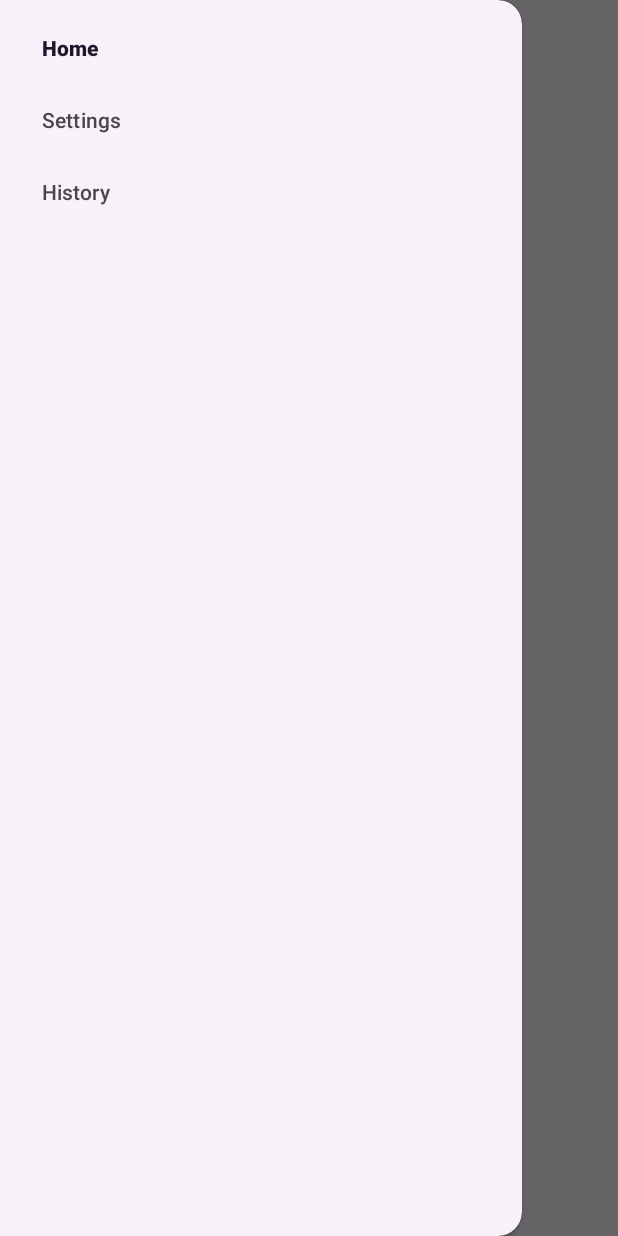
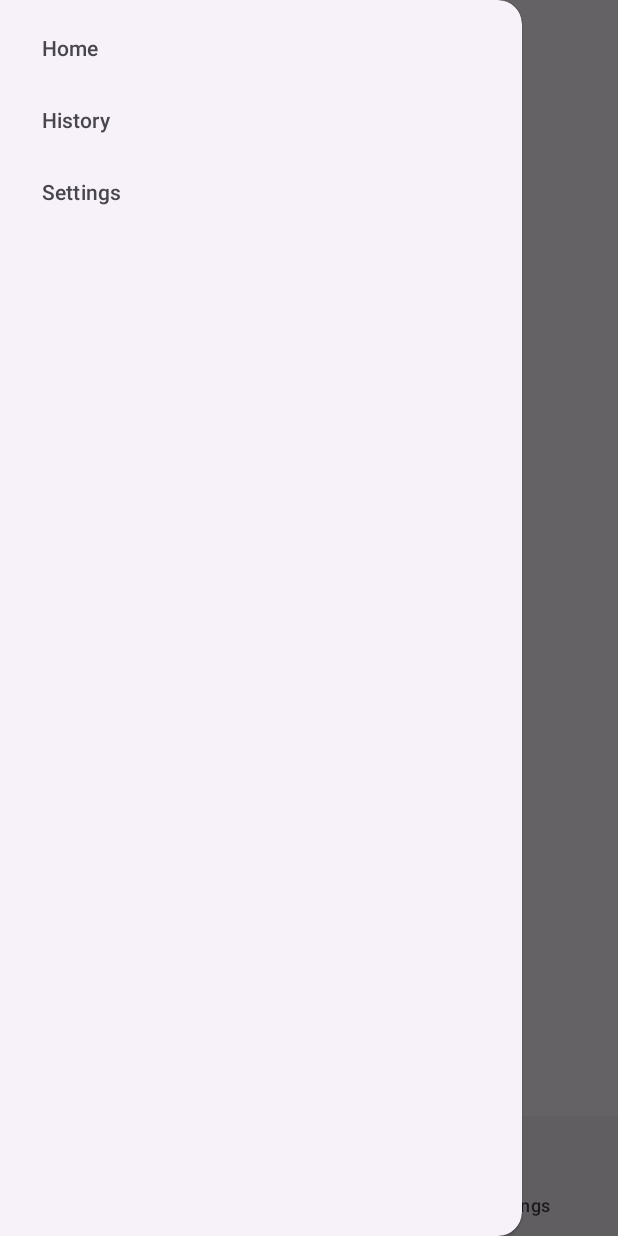
Before and after one commit to kevinru2023/gemini-camera-translator, an Android app: the screen it shows after launch (MainActivity before the commit, MainActivityTabBar after it), with the side drawer open, on a phone screen of 412 x 824 dp. Run offline under Robolectric (Android 15) with nearby library versions, the phone set to English and light mode, and no system bars; our stand-ins replace navigation-ui; libraries missing offline, so code that uses them is left out: androidx.camera.core, androidx.camera.lifecycle, androidx.camera.view, com.google.ai.client; 3 statements that could not run were skipped.

Commit message:
debugging nav drawer

```diff
--- a/app/src/main/AndroidManifest.xml
+++ b/app/src/main/AndroidManifest.xml
@@ -14,7 +14,7 @@
         android:supportsRtl="true"
         android:theme="@style/Theme.Finalprojectcs492team27">
         <activity
-            android:name=".ui.MainActivity"
+            android:name=".ui.MainActivityTabBar"
             android:exported="true">
             <intent-filter>
                 <action android:name="android.intent.action.MAIN" />
--- a/app/src/main/java/com/example/final_project_cs492_team27/ui/MainActivity.kt
+++ b/app/src/main/java/com/example/final_project_cs492_team27/ui/MainActivity.kt
@@ -21,6 +21,7 @@ import androidx.appcompat.app.ActionBarDrawerToggle
 class   MainActivity : AppCompatActivity() {
 
     lateinit var appBarConfig: AppBarConfiguration
+    //lateinit var toggle: ActionBarDrawerToggle //declaration of toggle
 
     override fun onCreate(savedInstanceState: Bundle?) {
         super.onCreate(savedInstanceState)
@@ -38,7 +39,11 @@ class   MainActivity : AppCompatActivity() {
             R.id.nav_host_fragment
         ) as NavHostFragment
         val navController = navHostFragment.navController
-        appBarConfig = AppBarConfiguration(navController.graph, drawerLayout)
+        //makes it so the hamburger only appears in settings and history frags
+        appBarConfig = AppBarConfiguration(
+            setOf(R.id.translation_history, R.id.settings),
+            drawerLayout
+        )
 
         val topAppBar: MaterialToolbar = findViewById(R.id.top_app_bar)
         setSupportActionBar(topAppBar)
@@ -46,15 +51,30 @@ class   MainActivity : AppCompatActivity() {
 
         findViewById<NavigationView>(R.id.nav_view)?.setupWithNavController(navController)
 
-        val toggle = ActionBarDrawerToggle(
-            this,
-            drawerLayout,
-            topAppBar,
-            R.string.nav_open,
-            R.string.nav_close
-        )
-        drawerLayout.addDrawerListener(toggle)
-        toggle.syncState()
+        //connects hamburger icon with the drawer, also turns into a back arrow after navigation
+//        toggle = ActionBarDrawerToggle(
+//            this,
+//            drawerLayout,
+//            R.string.nav_open,
+//            R.string.nav_close
+//        )
+//        drawerLayout.addDrawerListener(toggle)
+//        toggle.syncState()
+
+//        navController.addOnDestinationChangedListener { _, destination,_ ->
+//            when (destination.id){
+//                R.id.home_screen -> {
+//                    supportActionBar?.hide()
+//                }
+//                R.id.translation_history, R.id.settings -> {
+//                   supportActionBar?.show()
+//                    topAppBar.setNavigationIcon(androidx.appcompat.R.drawable.abc_ic_ab_back_material)
+//                    topAppBar.setNavigationOnClickListener {
+//                        drawerLayout.open()
+//                    }
+//                }
+//            }
+//        }
     }
     override fun onSupportNavigateUp(): Boolean {
         val navController = (supportFragmentManager.findFragmentById(R.id.nav_host_fragment) as NavHostFragment).navController
--- /dev/null
+++ b/app/src/main/java/com/example/final_project_cs492_team27/ui/MainActivityTabBar.kt
@@ -0,0 +1,53 @@
+package com.example.final_project_cs492_team27.ui
+
+import android.os.Bundle
+import androidx.activity.enableEdgeToEdge
+import androidx.appcompat.app.AppCompatActivity
+import androidx.camera.core.CameraSelector
+import androidx.camera.view.LifecycleCameraController
+import androidx.camera.view.PreviewView
+import androidx.core.view.ViewCompat
+import androidx.core.view.WindowInsetsCompat
+import androidx.drawerlayout.widget.DrawerLayout
+import androidx.navigation.ui.AppBarConfiguration
+import androidx.navigation.ui.setupActionBarWithNavController
+import androidx.navigation.ui.setupWithNavController
+import com.example.final_project_cs492_team27.R
+import com.google.android.material.appbar.MaterialToolbar
+import com.google.android.material.navigation.NavigationView
+import androidx.navigation.fragment.NavHostFragment
+import androidx.appcompat.app.ActionBarDrawerToggle
+import com.google.android.material.bottomnavigation.BottomNavigationView
+
+class MainActivityTabBar : AppCompatActivity() {
+
+    lateinit var appBarConfig: AppBarConfiguration
+
+    override fun onCreate(savedInstanceState: Bundle?) {
+        super.onCreate(savedInstanceState)
+        enableEdgeToEdge()
+        setContentView(R.layout.activity_main_tab_bar)
+        ViewCompat.setOnApplyWindowInsetsListener(findViewById(R.id.drawer_layout)) { v, insets ->
+            val systemBars = insets.getInsets(WindowInsetsCompat.Type.systemBars())
+            v.setPadding(systemBars.left, systemBars.top, systemBars.right, systemBars.bottom)
+            insets
+        }
+
+        val navHostFragment = supportFragmentManager.findFragmentById(
+            R.id.nav_host_fragment
+        ) as NavHostFragment
+        val navController = navHostFragment.navController
+        appBarConfig = AppBarConfiguration(navController.graph)
+
+        val topAppBar: MaterialToolbar = findViewById(R.id.top_app_bar)
+        setSupportActionBar(topAppBar)
+        setupActionBarWithNavController(navController, appBarConfig)
+
+        val bottomNav: BottomNavigationView = findViewById(R.id.bottom_nav)
+        bottomNav.setupWithNavController(navController)
+
+    }
+    override fun onSupportNavigateUp(): Boolean {
+        val navController = (supportFragmentManager.findFragmentById(R.id.nav_host_fragment) as NavHostFragment).navController
+        return navController.navigateUp() || super.onSupportNavigateUp()    }
+}
--- /dev/null
+++ b/app/src/main/res/layout/activity_main_tab_bar.xml
@@ -0,0 +1,48 @@
+<?xml version="1.0" encoding="utf-8"?>
+<androidx.drawerlayout.widget.DrawerLayout
+    xmlns:android="http://schemas.android.com/apk/res/android"
+    xmlns:app="http://schemas.android.com/apk/res-auto"
+    xmlns:tools="http://schemas.android.com/tools"
+    android:id="@+id/drawer_layout"
+    android:layout_width="match_parent"
+    android:layout_height="match_parent"
+    tools:context=".ui.MainActivity">
+
+<androidx.coordinatorlayout.widget.CoordinatorLayout
+    android:layout_width="match_parent"
+    android:layout_height="match_parent">
+
+    <com.google.android.material.appbar.MaterialToolbar
+        android:id="@+id/top_app_bar"
+        android:layout_width="match_parent"
+        android:layout_height="?attr/actionBarSize"
+        style="?attr/toolbarStyle" />
+
+    <androidx.fragment.app.FragmentContainerView
+        android:id="@+id/nav_host_fragment"
+        android:name="androidx.navigation.fragment.NavHostFragment"
+        android:layout_width="match_parent"
+        android:layout_height="match_parent"
+        app:defaultNavHost="true"
+        app:navGraph="@navigation/main_nav_graph"
+        app:layout_behavior="@string/appbar_scrolling_view_behavior"/>
+
+
+    <com.google.android.material.bottomnavigation.BottomNavigationView
+        android:id="@+id/bottom_nav"
+        android:layout_width="match_parent"
+        android:layout_height="wrap_content"
+        android:layout_gravity="bottom"
+        app:menu="@menu/main_tab_bar" />
+
+</androidx.coordinatorlayout.widget.CoordinatorLayout>
+
+    <com.google.android.material.navigation.NavigationView
+        android:id="@+id/nav_view"
+        android:layout_width="wrap_content"
+        android:layout_height="match_parent"
+        android:layout_gravity="start"
+        app:layout_behavior="com.google.android.material.behavior.HideBottomViewOnScrollBehavior"
+        app:menu="@menu/main_nav_drawer"/>
+
+    </androidx.drawerlayout.widget.DrawerLayout>
--- a/app/src/main/res/layout/fragment_home_screen.xml
+++ b/app/src/main/res/layout/fragment_home_screen.xml
@@ -20,7 +20,7 @@
             android:id="@+id/image_capture_button"
             android:layout_width="110dp"
             android:layout_height="110dp"
-            android:layout_marginBottom="50dp"
+            android:layout_marginBottom="150dp"
             android:elevation="2dp"
             android:text="@string/take_photo"
             app:layout_constraintBottom_toBottomOf="parent"
--- a/app/src/main/res/menu/main_nav_drawer.xml
+++ b/app/src/main/res/menu/main_nav_drawer.xml
@@ -4,10 +4,10 @@
         android:id="@+id/home_screen"
         android:title="@string/label_home_screen"/>
     <item
+        android:id="@+id/translation_history"
+        android:title="@string/label_history"/>
+    <item
         android:id="@+id/settings"
         android:title="@string/label_settings"/>
-    <item
-        android:id="@+id/translation_history"
-        android:title="@string/label_history"/>
 
 </menu>
--- /dev/null
+++ b/app/src/main/res/menu/main_tab_bar.xml
@@ -0,0 +1,13 @@
+<?xml version="1.0" encoding="utf-8"?>
+<menu xmlns:android="http://schemas.android.com/apk/res/android">
+    <item
+        android:id="@+id/home_screen"
+        android:title="@string/label_home_screen"/>
+    <item
+        android:id="@+id/translation_history"
+        android:title="@string/label_history"/>
+    <item
+        android:id="@+id/settings"
+        android:title="@string/label_settings"/>
+
+</menu>
--- a/app/src/main/res/navigation/main_nav_graph.xml
+++ b/app/src/main/res/navigation/main_nav_graph.xml
@@ -19,13 +19,14 @@
         android:name="com.example.final_project_cs492_team27.ui.HomeScreenFragment"/>
 
     <fragment
+        android:id="@+id/translation_history"
+        android:label="@string/label_history"
+        android:name="com.example.final_project_cs492_team27.ui.TranslationHistoryFragment"/>
+
+    <fragment
         android:id="@+id/settings"
         android:label="@string/label_settings"
         android:name="com.example.final_project_cs492_team27.ui.SettingsFragment"/>
 
-    <fragment
-        android:id="@+id/translation_history"
-        android:label="@string/label_history"
-        android:name="com.example.final_project_cs492_team27.ui.TranslationHistoryFragment"/>
 
 </navigation>
```
Also changed, not shown: app/src/main/java/com/example/final_project_cs492_team27/ui/HomeScreenFragment.kt (+15 -0 lines).
